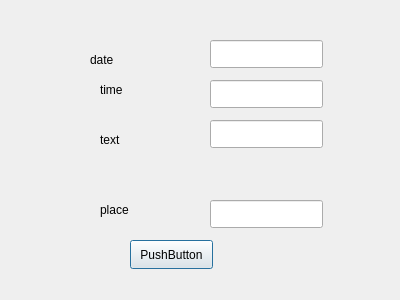
First picture: the form in entereventwindow.ui, repository AlekcKot45/my, before the edit.
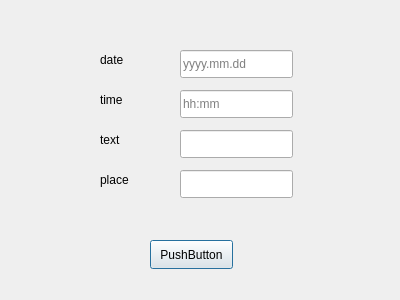
Second picture: the form after the edit.

```diff
--- a/entereventwindow.ui
+++ b/entereventwindow.ui
@@ -13,10 +13,65 @@
   <property name="windowTitle">
    <string>Dialog</string>
   </property>
+  <widget class="QLabel" name="label_6">
+   <property name="geometry">
+    <rect>
+     <x>100</x>
+     <y>170</y>
+     <width>63</width>
+     <height>20</height>
+    </rect>
+   </property>
+   <property name="text">
+    <string>place</string>
+   </property>
+  </widget>
+  <widget class="QLabel" name="label_8">
+   <property name="geometry">
+    <rect>
+     <x>100</x>
+     <y>90</y>
+     <width>63</width>
+     <height>20</height>
+    </rect>
+   </property>
+   <property name="text">
+    <string>time</string>
+   </property>
+  </widget>
+  <widget class="QLineEdit" name="date">
+   <property name="geometry">
+    <rect>
+     <x>180</x>
+     <y>50</y>
+     <width>113</width>
+     <height>28</height>
+    </rect>
+   </property>
+   <property name="text">
+    <string/>
+   </property>
+   <property name="placeholderText">
+    <string>yyyy.mm.dd</string>
+   </property>
+  </widget>
+  <widget class="QLineEdit" name="text">
+   <property name="geometry">
+    <rect>
+     <x>180</x>
+     <y>130</y>
+     <width>113</width>
+     <height>28</height>
+    </rect>
+   </property>
+   <property name="text">
+    <string/>
+   </property>
+  </widget>
   <widget class="QPushButton" name="enterData">
    <property name="geometry">
     <rect>
-     <x>130</x>
+     <x>150</x>
      <y>240</y>
      <width>83</width>
      <height>29</height>
@@ -26,63 +81,10 @@
     <string>PushButton</string>
    </property>
   </widget>
-  <widget class="QLineEdit" name="date">
-   <property name="geometry">
-    <rect>
-     <x>210</x>
-     <y>40</y>
-     <width>113</width>
-     <height>28</height>
-    </rect>
-   </property>
-  </widget>
-  <widget class="QLineEdit" name="time">
-   <property name="geometry">
-    <rect>
-     <x>210</x>
-     <y>80</y>
-     <width>113</width>
-     <height>28</height>
-    </rect>
-   </property>
-  </widget>
-  <widget class="QLineEdit" name="text">
-   <property name="geometry">
-    <rect>
-     <x>210</x>
-     <y>120</y>
-     <width>113</width>
-     <height>28</height>
-    </rect>
-   </property>
-  </widget>
-  <widget class="QLineEdit" name="place">
-   <property name="geometry">
-    <rect>
-     <x>210</x>
-     <y>200</y>
-     <width>113</width>
-     <height>28</height>
-    </rect>
-   </property>
-  </widget>
-  <widget class="QLabel" name="label">
+  <widget class="QLabel" name="label_4">
    <property name="geometry">
     <rect>
      <x>100</x>
-     <y>80</y>
-     <width>63</width>
-     <height>20</height>
-    </rect>
-   </property>
-   <property name="text">
-    <string>time</string>
-   </property>
-  </widget>
-  <widget class="QLabel" name="label_2">
-   <property name="geometry">
-    <rect>
-     <x>90</x>
      <y>50</y>
      <width>63</width>
      <height>20</height>
@@ -92,7 +94,20 @@
     <string>date</string>
    </property>
   </widget>
-  <widget class="QLabel" name="label_3">
+  <widget class="QLineEdit" name="place">
+   <property name="geometry">
+    <rect>
+     <x>180</x>
+     <y>170</y>
+     <width>113</width>
+     <height>28</height>
+    </rect>
+   </property>
+   <property name="text">
+    <string/>
+   </property>
+  </widget>
+  <widget class="QLabel" name="label_7">
    <property name="geometry">
     <rect>
      <x>100</x>
@@ -105,17 +120,20 @@
     <string>text</string>
    </property>
   </widget>
-  <widget class="QLabel" name="label_5">
+  <widget class="QLineEdit" name="time">
    <property name="geometry">
     <rect>
-     <x>100</x>
-     <y>200</y>
-     <width>63</width>
-     <height>20</height>
+     <x>180</x>
+     <y>90</y>
+     <width>113</width>
+     <height>28</height>
     </rect>
    </property>
    <property name="text">
-    <string>place</string>
+    <string/>
+   </property>
+   <property name="placeholderText">
+    <string>hh:mm</string>
    </property>
   </widget>
  </widget>
```
